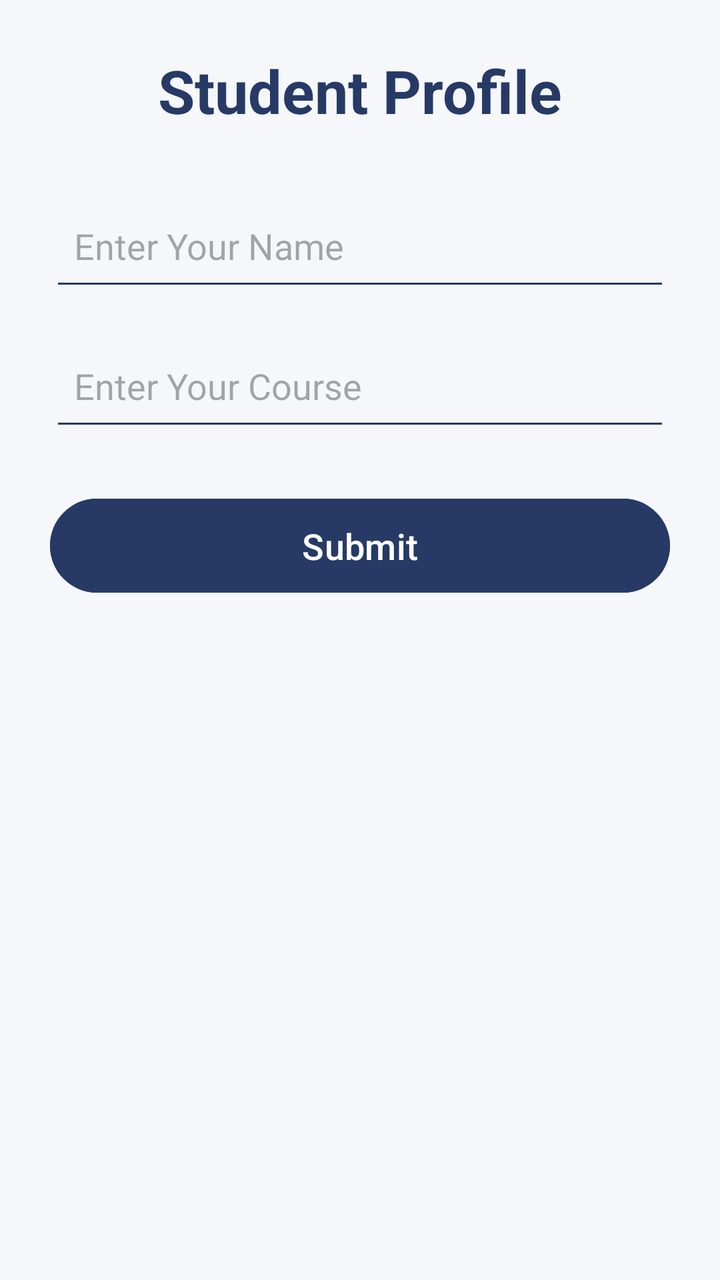
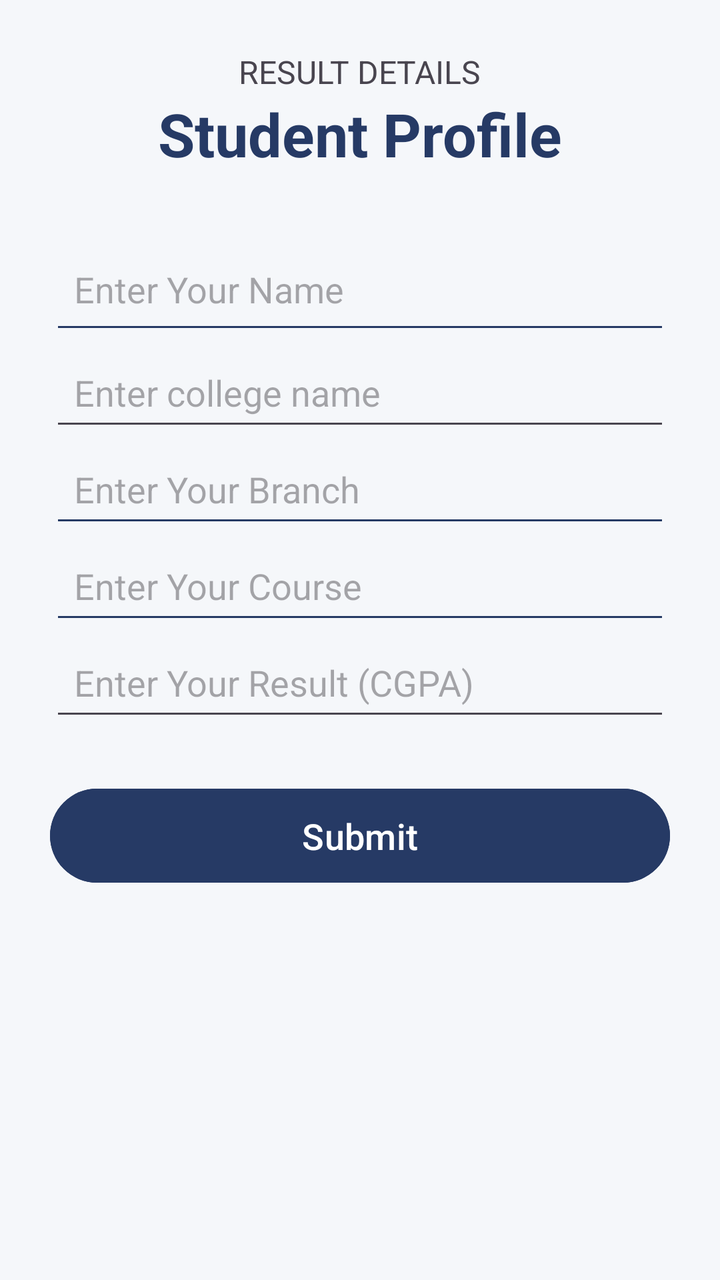

Screens rendered from an Android XML layout before and after an edit, with the pre-edit source and the edit as a unified diff.
<!-- AndroidManifest.xml: application theme Theme.MyApplication -->
<!-- res/layout/fragment_first.xml -->
<?xml version="1.0" encoding="utf-8"?>
<ScrollView xmlns:android="http://schemas.android.com/apk/res/android"
    android:layout_width="match_parent"
    android:layout_height="match_parent"
    android:background="#F5F7FA">

    <LinearLayout
        android:layout_width="match_parent"
        android:layout_height="wrap_content"
        android:orientation="vertical"
        android:gravity="center"
        android:padding="25dp">

        <TextView
            android:layout_width="wrap_content"
            android:layout_height="wrap_content"
            android:text="Student Profile"
            android:textSize="30sp"
            android:textStyle="bold"
            android:textColor="#263A65"
            android:layout_marginBottom="30dp"/>

        <EditText
            android:id="@+id/nameInput"
            android:layout_width="match_parent"
            android:layout_height="55dp"
            android:hint="Enter Your Name"
            android:padding="12dp"
            android:backgroundTint="#263A65"
            android:inputType="textPersonName"/>

        <EditText
            android:id="@+id/courseInput"
            android:layout_width="match_parent"
            android:layout_height="55dp"
            android:hint="Enter Your Course"
            android:padding="12dp"
            android:layout_marginTop="15dp"
            android:backgroundTint="#263A65"/>

        <Button
            android:id="@+id/submitButton"
            android:layout_width="match_parent"
            android:layout_height="55dp"
            android:text="Submit"
            android:textSize="18sp"
            android:layout_marginTop="25dp"
            android:backgroundTint="#263A65"/>

        <TextView
            android:id="@+id/resultText"
            android:layout_width="match_parent"
            android:layout_height="wrap_content"
            android:textSize="18sp"
            android:textColor="#263A65"
            android:gravity="center"
            android:layout_marginTop="30dp"/>

    </LinearLayout>

</ScrollView>
<!-- resources referenced by this layout -->
<resources>
  <style name="Theme.MyApplication" parent="Base.Theme.MyApplication" />
  <style name="Base.Theme.MyApplication" parent="Theme.Material3.DayNight.NoActionBar">
          
          
      </style>
</resources>

<!-- the commit's change to res/layout/fragment_first.xml (unified diff, before → after) -->
@@ -11,6 +11,11 @@
         android:gravity="center"
         android:padding="25dp">
 
+        <TextView
+            android:layout_width="wrap_content"
+            android:layout_height="wrap_content"
+            android:text="RESULT DETAILS"
+            android:textSize="16sp" />
         <TextView
             android:layout_width="wrap_content"
             android:layout_height="wrap_content"
@@ -30,13 +35,37 @@
             android:inputType="textPersonName"/>
 
         <EditText
+            android:id="@+id/collegeInput"
+            android:layout_width="match_parent"
+            android:layout_height="wrap_content"
+            android:padding="12dp"
+            android:hint="Enter college name"
+            android:inputType="text" />
+
+        <EditText
+            android:id="@+id/branchInput"
+            android:layout_width="match_parent"
+            android:layout_height="wrap_content"
+            android:hint="Enter Your Branch"
+            android:padding="12dp"
+            android:backgroundTint="#263B65"/>
+
+        <EditText
             android:id="@+id/courseInput"
             android:layout_width="match_parent"
-            android:layout_height="55dp"
+            android:layout_height="wrap_content"
             android:hint="Enter Your Course"
             android:padding="12dp"
-            android:layout_marginTop="15dp"
-            android:backgroundTint="#263A65"/>
+            android:backgroundTint="#263B65"/>
+
+        <EditText
+            android:id="@+id/resultText"
+            android:layout_width="match_parent"
+            android:layout_height="wrap_content"
+            android:hint="Enter Your Result (CGPA)"
+            android:padding="12dp"
+            android:textColor="#263A65"/>
+
 
         <Button
             android:id="@+id/submitButton"
@@ -47,14 +76,6 @@
             android:layout_marginTop="25dp"
             android:backgroundTint="#263A65"/>
 
-        <TextView
-            android:id="@+id/resultText"
-            android:layout_width="match_parent"
-            android:layout_height="wrap_content"
-            android:textSize="18sp"
-            android:textColor="#263A65"
-            android:gravity="center"
-            android:layout_marginTop="30dp"/>
 
     </LinearLayout>
 
